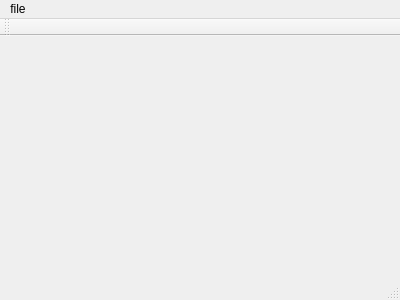
Qt form mainwindow.ui (Xaxetrov/Fil-Rouge) before a commit.
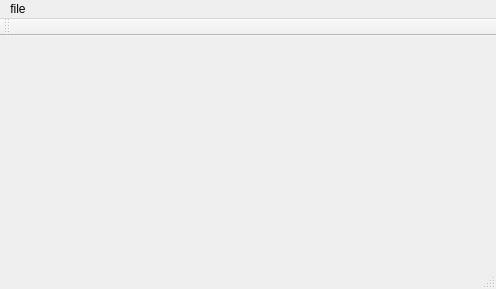
The same form after that commit.

What changed in the file:
```diff
--- a/mainwindow.ui
+++ b/mainwindow.ui
@@ -6,8 +6,8 @@
    <rect>
     <x>0</x>
     <y>0</y>
-    <width>400</width>
-    <height>300</height>
+    <width>496</width>
+    <height>289</height>
    </rect>
   </property>
   <property name="windowTitle">
@@ -19,7 +19,7 @@
     <rect>
      <x>0</x>
      <y>0</y>
-     <width>400</width>
+     <width>496</width>
      <height>27</height>
     </rect>
    </property>
```
